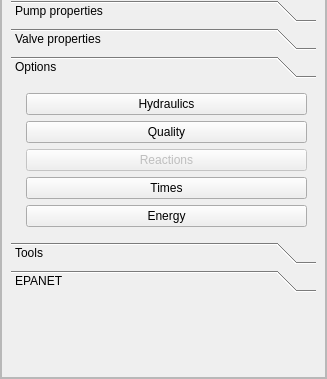
Before: the Qt Designer form ui/qepanet_dockwidget.ui in aecforge/QEPANET, drawn with Qt 5; both pictures show x 0 to 327 and y 305 to 684 of the 327 by 684 pixel window.
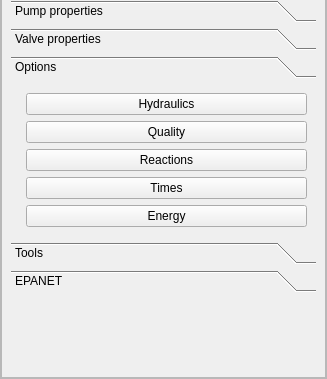
After: the same form once the commit is applied. The open tabs and pages were chosen to show the change.

The edit to the form file:
```diff
--- a/ui/qepanet_dockwidget.ui
+++ b/ui/qepanet_dockwidget.ui
@@ -905,7 +905,7 @@
                <rect>
                 <x>0</x>
                 <y>0</y>
-                <width>99</width>
+                <width>305</width>
                 <height>157</height>
                </rect>
               </property>
@@ -933,7 +933,7 @@
                <item row="2" column="1">
                 <widget class="QPushButton" name="btn_options_reactions">
                  <property name="enabled">
-                  <bool>false</bool>
+                  <bool>true</bool>
                  </property>
                  <property name="text">
                   <string>Reactions</string>
```
Left out of the diff: 18 changed lines with no effect on the pictures.
